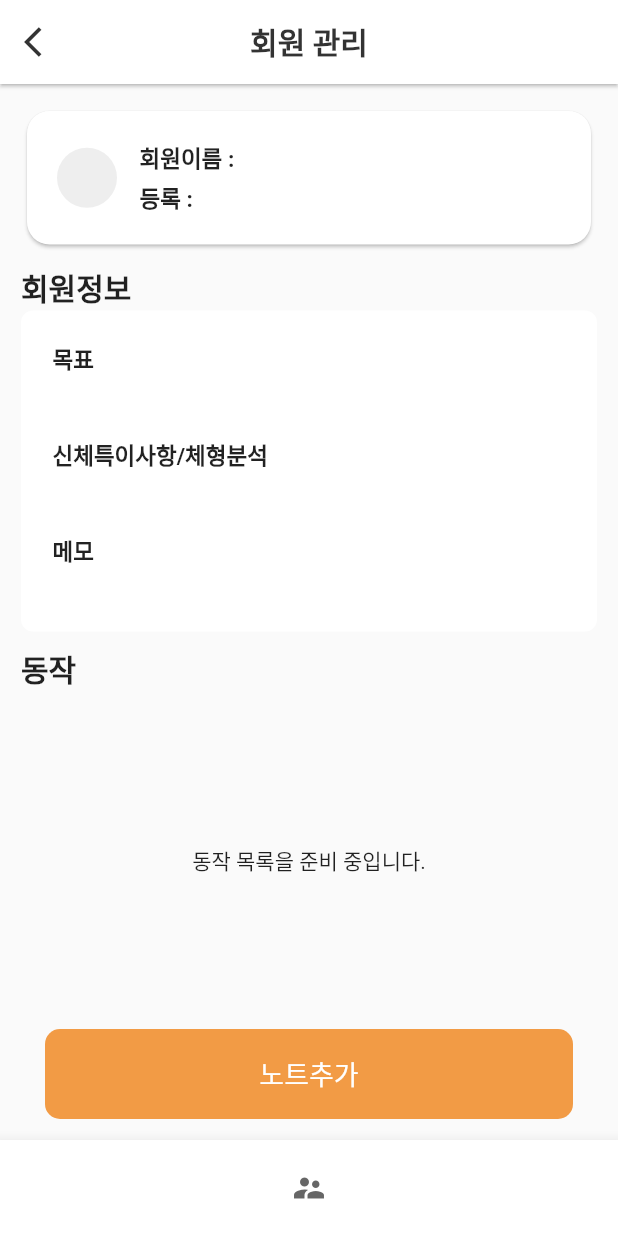
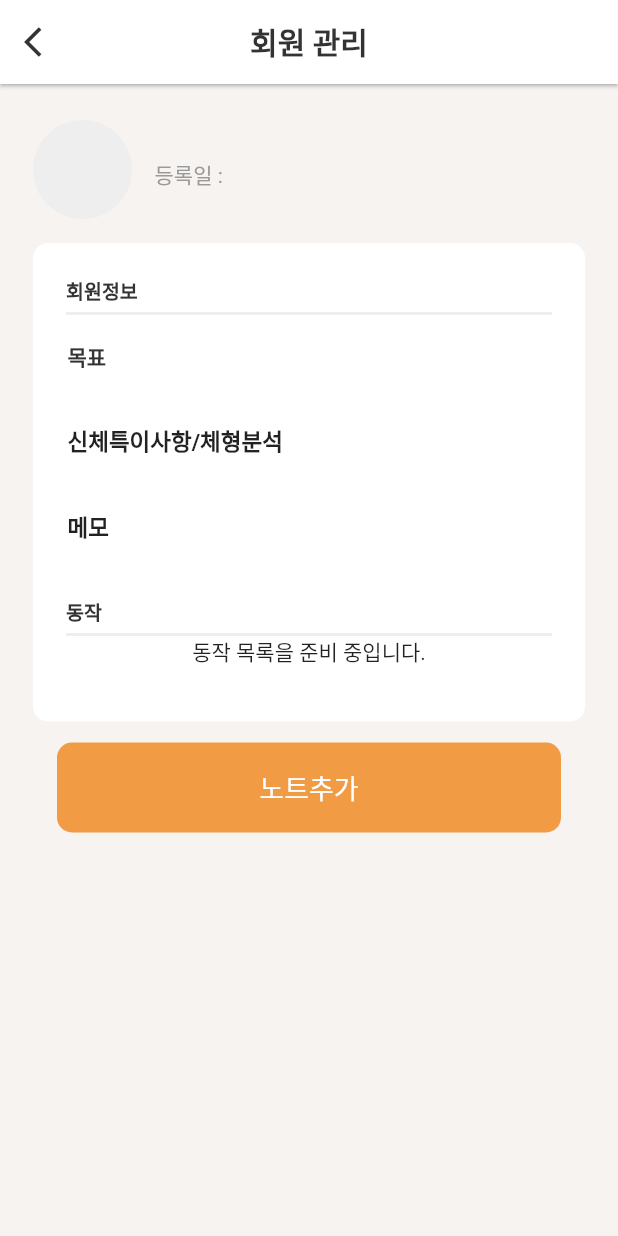
Before and after one commit to JuetEm/BetterCoach202, a Flutter app: the MemberInfo screen opened directly with empty values, on a phone screen of 412 x 824 dp. Run offline on Flutter 3.47's test engine with Material 2 defaults, Android fonts, the phone set to English and light mode, and no system bars; our stand-ins replace cloud_firestore, firebase_auth, firebase_core, firebase_storage, grouped_list, shared_preferences and 1 more; accounts and stored records are empty; Roboto replaces fonts that are missing (Pretendard).

Commit message:
Layout change

```diff
--- a/lib/lessonAdd.dart
+++ b/lib/lessonAdd.dart
@@ -7,6 +7,7 @@ import 'package:web_project/userInfo.dart';
 import 'actionInfo.dart';
 import 'auth_service.dart';
 import 'baseTableCalendar.dart';
+import 'color.dart';
 import 'globalFunction.dart';
 import 'globalWidget.dart';
 import 'memberInfo.dart';
@@ -54,6 +55,7 @@ class _LessonAddState extends State<LessonAdd> {
     return Consumer<LessonService>(
       builder: (context, lessonService, child) {
         return Scaffold(
+          backgroundColor: Palette.secondaryBackground,
           appBar: BaseAppBarMethod(context, "노트 추가", () {
             // 뒤로가기 선택시 MemberInfo로 이동
             Navigator.push(
@@ -224,7 +226,7 @@ class _LessonAddState extends State<LessonAdd> {
               ],
             ),
           ),
-          bottomNavigationBar: BaseBottomAppBar(),
+          //bottomNavigationBar: BaseBottomAppBar(),
         );
       },
     );
--- a/lib/memberAdd.dart
+++ b/lib/memberAdd.dart
@@ -4,6 +4,7 @@ import 'package:provider/provider.dart';
 
 import 'auth_service.dart';
 import 'baseTableCalendar.dart';
+import 'color.dart';
 import 'globalFunction.dart';
 import 'globalWidget.dart';
 import 'memberList.dart';
@@ -38,6 +39,7 @@ class _MemberAddState extends State<MemberAdd> {
     return Consumer<MemberService>(
       builder: (context, memberService, child) {
         return Scaffold(
+          backgroundColor: Palette.secondaryBackground,
           appBar: BaseAppBarMethod(context, "회원 추가", null),
           body: SingleChildScrollView(
             physics: BouncingScrollPhysics(),
@@ -183,7 +185,7 @@ class _MemberAddState extends State<MemberAdd> {
               ],
             ),
           ),
-          bottomNavigationBar: BaseBottomAppBar(),
+          //bottomNavigationBar: BaseBottomAppBar(),
         );
       },
     );
--- a/lib/memberInfo.dart
+++ b/lib/memberInfo.dart
@@ -27,12 +27,20 @@ class _MemberInfoState extends State<MemberInfo> {
   Widget build(BuildContext context) {
     final authService = context.read<AuthService>();
     final user = authService.currentUser()!;
+
     // 이전 화면에서 보낸 변수 받기
     final userInfo = ModalRoute.of(context)!.settings.arguments as UserInfo;
+    // 이름 첫글자 자르기
+    String nameFirst = ' ';
+    if (userInfo.name.length > 0) {
+      nameFirst = userInfo.name.substring(0, 1);
+    }
+
     return Consumer<LessonService>(builder: (context, lessonService, child) {
       // lessonService
       // ignore: dead_code
       return Scaffold(
+        backgroundColor: Palette.secondaryBackground,
         appBar: BaseAppBarMethod(context, "회원 관리", () {
           Navigator.push(
             context,
@@ -46,72 +54,121 @@ class _MemberInfoState extends State<MemberInfo> {
           );
         }),
         body: SafeArea(
+          child: SingleChildScrollView(
             child: Padding(
-            padding: const EdgeInsets.all(14.0),
+              padding: const EdgeInsets.all(22.0),
               child: Column(
                 crossAxisAlignment: CrossAxisAlignment.stretch,
                 children: [
-                Expanded(
-                  child: Column(
-                    crossAxisAlignment: CrossAxisAlignment.stretch,
+                  Row(
                     children: [
-                      BaseContainer(
-                        name: userInfo.name,
-                        registerDate: userInfo.registerDate,
-                        goal: userInfo.goal,
-                        info: userInfo.info,
-                        note: userInfo.note,
-                        phoneNumber: userInfo.phoneNumber,
-                        isActive: userInfo.isActive,
+                      Column(
+                        children: [
+                          CircleAvatar(
+                            radius: 33,
+                            backgroundColor: Palette.grayEE,
+                            child: Text(
+                              nameFirst,
+                              style: TextStyle(
+                                  fontSize: 20.0,
+                                  fontWeight: FontWeight.bold,
+                                  color: Palette.gray33),
                             ),
-                      SizedBox(
-                        height: 10,
                           ),
+                        ],
+                      ),
+                      SizedBox(width: 15),
+                      Column(
+                        crossAxisAlignment: CrossAxisAlignment.start,
+                        children: [
                           Text(
-                        '회원정보',
-                        style: Theme.of(context).textTheme.bodyText1!.copyWith(
+                            '${userInfo.name}',
+                            style: TextStyle(
                               fontSize: 20.0,
                               fontWeight: FontWeight.bold,
                             ),
                           ),
+                          const SizedBox(height: 5.0),
+                          Text(
+                            '등록일 : ${userInfo.registerDate}',
+                            style: TextStyle(
+                                fontSize: 14.0,
+                                //fontWeight: FontWeight.bold,
+                                color: Palette.gray99),
+                          ),
+                          const SizedBox(height: 5.0),
+                          Text(
+                            '${userInfo.phoneNumber}',
+                            style: TextStyle(
+                                fontSize: 14.0,
+                                //fontWeight: FontWeight.bold,
+                                color: Palette.gray99),
+                          ),
+                        ],
+                      ),
+                    ],
+                  ),
+                  SizedBox(
+                    height: 14,
+                  ),
+                  Container(
+                    padding: const EdgeInsets.all(22.0),
+                    decoration: BoxDecoration(
+                      borderRadius: BorderRadius.all(
+                        Radius.circular(10.0),
+                      ),
+                      color: Palette.mainBackground,
+                    ),
+                    child: Column(
+                        crossAxisAlignment: CrossAxisAlignment.start,
+                        children: [
+                          Text(
+                            '회원정보',
+                            style: TextStyle(
+                              fontSize: 13.0,
+                              fontWeight: FontWeight.bold,
+                              color: Palette.gray33,
+                            ),
+                          ),
+                          const SizedBox(height: 5.0),
+                          SizedBox(
+                            height: 2,
+                            child: Container(
+                              decoration: BoxDecoration(
+                                color: Palette.grayEE,
+                              ),
+                            ),
+                          ),
+                          const SizedBox(height: 16.0),
                           Container(
                             decoration: BoxDecoration(
                                 border: Border.all(color: Colors.white),
                                 borderRadius: BorderRadius.circular(8),
                                 color: Colors.white),
-                        child: Padding(
-                          padding: const EdgeInsets.all(20.0),
                             child: Column(
                               crossAxisAlignment: CrossAxisAlignment.start,
                               children: [
                                 Text(
                                   '목표',
-                                style: Theme.of(context)
-                                    .textTheme
-                                    .bodyText1!
-                                    .copyWith(
-                                      fontSize: 15.0,
+                                  style: TextStyle(
+                                    fontSize: 14.0,
                                     fontWeight: FontWeight.bold,
+                                    color: Palette.gray33,
                                   ),
                                 ),
                                 const SizedBox(height: 5.0),
                                 Text(
                                   userInfo.goal,
-                                style: Theme.of(context)
-                                    .textTheme
-                                    .bodyText1!
-                                    .copyWith(
-                                      fontSize: 15.0,
-                                      fontWeight: FontWeight.normal,
+                                  style: TextStyle(
+                                    fontSize: 12.0,
+                                    //fontWeight: FontWeight.bold,
+                                    color: Palette.gray99,
                                   ),
                                 ),
-                              const SizedBox(height: 20.0),
+                                const SizedBox(height: 16.0),
                                 Text(
                                   '신체특이사항/체형분석',
-                                style: Theme.of(context)
-                                    .textTheme
-                                    .bodyText1!
-                                    .copyWith(
+                                  style: TextStyle(
                                     fontSize: 15.0,
                                     fontWeight: FontWeight.bold,
                                   ),
@@ -119,21 +176,16 @@ class _MemberInfoState extends State<MemberInfo> {
                                 const SizedBox(height: 5.0),
                                 Text(
                                   userInfo.info,
-                                style: Theme.of(context)
-                                    .textTheme
-                                    .bodyText1!
-                                    .copyWith(
-                                      fontSize: 15.0,
-                                      fontWeight: FontWeight.normal,
+                                  style: TextStyle(
+                                    fontSize: 12.0,
+                                    //fontWeight: FontWeight.bold,
+                                    color: Palette.gray99,
                                   ),
                                 ),
-                              const SizedBox(height: 20.0),
+                                const SizedBox(height: 16.0),
                                 Text(
                                   '메모',
-                                style: Theme.of(context)
-                                    .textTheme
-                                    .bodyText1!
-                                    .copyWith(
+                                  style: TextStyle(
                                     fontSize: 15.0,
                                     fontWeight: FontWeight.bold,
                                   ),
@@ -141,40 +193,46 @@ class _MemberInfoState extends State<MemberInfo> {
                                 const SizedBox(height: 5.0),
                                 Text(
                                   userInfo.note,
-                                style: Theme.of(context)
-                                    .textTheme
-                                    .bodyText1!
-                                    .copyWith(
-                                      fontSize: 15.0,
-                                      fontWeight: FontWeight.normal,
+                                  style: TextStyle(
+                                    fontSize: 12.0,
+                                    //fontWeight: FontWeight.bold,
+                                    color: Palette.gray99,
                                   ),
                                 ),
                               ],
                             ),
                           ),
-                      ),
-                      SizedBox(
-                        height: 10,
-                      ),
+                          const SizedBox(height: 16.0),
                           Text(
                             '동작',
-                        style: Theme.of(context).textTheme.bodyText1!.copyWith(
-                              fontSize: 20.0,
+                            style: TextStyle(
+                              fontSize: 13.0,
                               fontWeight: FontWeight.bold,
+                              color: Palette.gray33,
                             ),
                           ),
-                      Expanded(
-                        child: FutureBuilder<QuerySnapshot>(
+                          const SizedBox(height: 5.0),
+                          SizedBox(
+                            height: 2,
+                            child: Container(
+                              decoration: BoxDecoration(
+                                color: Palette.grayEE,
+                              ),
+                            ),
+                          ),
+                          FutureBuilder<QuerySnapshot>(
                             future: lessonService.read(
                               user.uid,
                               userInfo.phoneNumber,
                             ),
                             builder: (context, snapshot) {
-                            final docs = snapshot.data?.docs ?? []; // 문서들 가져오기
+                              final docs =
+                                  snapshot.data?.docs ?? []; // 문서들 가져오기
                               if (docs.isEmpty) {
                                 return Center(child: Text("동작 목록을 준비 중입니다."));
                               }
                               return GroupedListView(
+                                shrinkWrap: true,
                                 elements: docs,
                                 groupBy: (element) => element['actionName'],
                                 groupSeparatorBuilder: (String value) =>
@@ -191,9 +249,13 @@ class _MemberInfoState extends State<MemberInfo> {
                               );
                             },
                           ),
+                          SizedBox(
+                            height: 14,
                           ),
-                    ],
+                        ]),
                   ),
+                  SizedBox(
+                    height: 14,
                   ),
 
                   /// 추가 버튼
@@ -241,9 +303,10 @@ class _MemberInfoState extends State<MemberInfo> {
               ),
             ),
           ),
+        ),
         // Figma 확인 해보면 '회원정보' 탭에는 BottomAppBar 없는데, '동작' 탬에는 있음
         // 같은 화면인데 '회원정보' 탭에는 누락 된 듯하여 추가 BottomAppBar 함
-        bottomNavigationBar: BaseBottomAppBar(),
+        //bottomNavigationBar: BaseBottomAppBar(),
       );
     });
   }
```
Also changed, not shown: lib/globalWidget.dart (+56 -21 lines), lib/memberList.dart (+17 -4 lines), 1 other file. Lines whose indentation alone changed are shown as unchanged.
